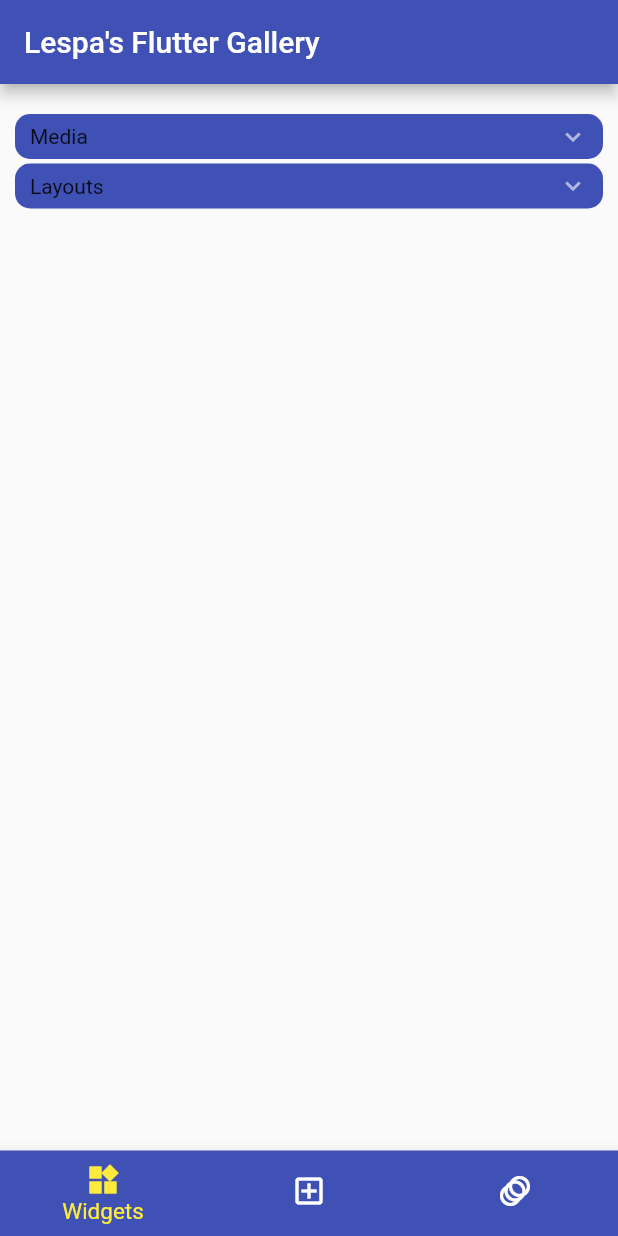
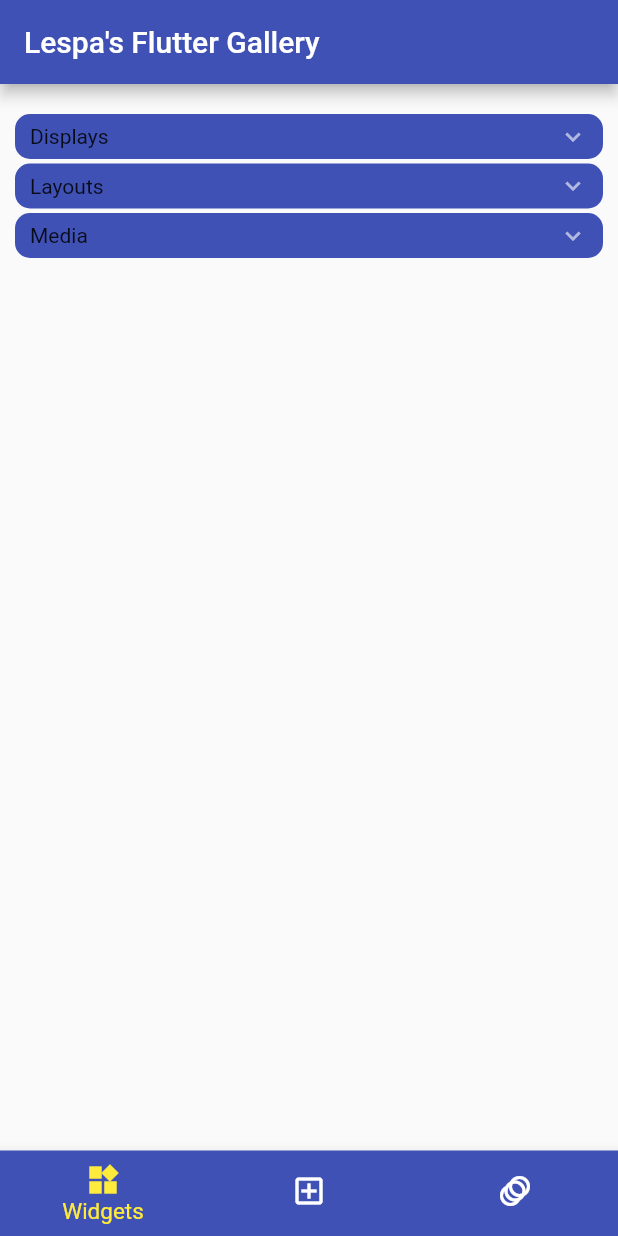
Before and after one commit to MLesky/Lespa-s-Flutter-Gallery, a Flutter app: the screen it shows after launch, on a phone screen of 412 x 824 dp. Run offline on Flutter 3.47's test engine with Material 2 defaults, Android fonts, the phone set to English and light mode, and no system bars; drawn by our look-alikes of accordion; our stand-ins replace go_router.

Commit message:
opacity widget

```diff
--- a/lib/main.dart
+++ b/lib/main.dart
@@ -6,6 +6,7 @@ import 'package:my_flutter_gallery/pages/packages.dart';
 import 'package:my_flutter_gallery/pages/widgets/fade_in_image.dart';
 import 'package:my_flutter_gallery/pages/widgets/hero_widget.dart';
 import 'package:my_flutter_gallery/pages/widgets/layout_builder.dart';
+import 'package:my_flutter_gallery/pages/widgets/opacity_widget.dart';
 
 import 'components/scaffold_with_bottom_nav_bar.dart';
 
@@ -50,6 +51,8 @@ GoRouter routes = GoRouter(initialLocation: '/widgets', routes: [
           GoRoute(
               path: 'layout-builder',
               builder: (context, state) => const LayoutWidgetExample()),
+          GoRoute(
+              path: 'opacity', builder: (context, state) => const OpacityWidget()),
         ],
       ),
       GoRoute(
--- a/lib/pages/widgets.dart
+++ b/lib/pages/widgets.dart
@@ -14,8 +14,9 @@ class _HomeScreenState extends State<HomeScreen> {
   Widget build(BuildContext context) {
 
     List<AccordionSection> sections = [
+      buildAccordionSection(title: "Displays", accordionItems: displayExamples),
+      buildAccordionSection(title: "Layouts", accordionItems: layoutExamples),
       buildAccordionSection(title: "Media", accordionItems: mediaExamples),
-      buildAccordionSection(title: "Layouts", accordionItems: layoutExamples),
     ];
 
     return Accordion(maxOpenSections: 1, children: sections);
@@ -42,3 +43,7 @@ List<Map<String, String>> mediaExamples = [
 List<Map<String, String>> layoutExamples = [
   {'title' : 'Layout Builder', 'path' : '/widgets/layout-builder'},
 ];
+
+List<Map<String, String>> displayExamples = [
+  {'title' : 'Opacity Widget', 'path' : '/widgets/opacity'},
+];
```
Also changed, not shown: lib/pages/widgets/opacity_widget.dart (added, +34 -0 lines).
